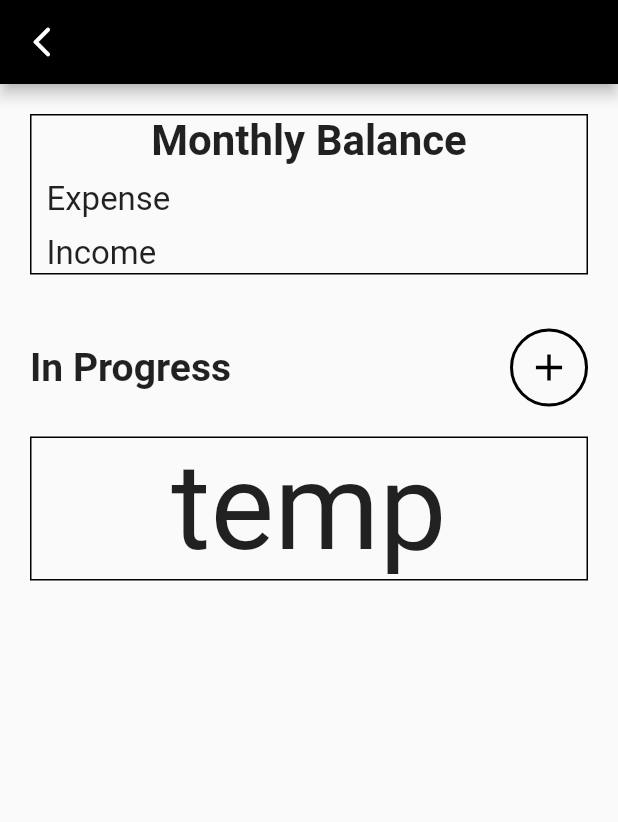
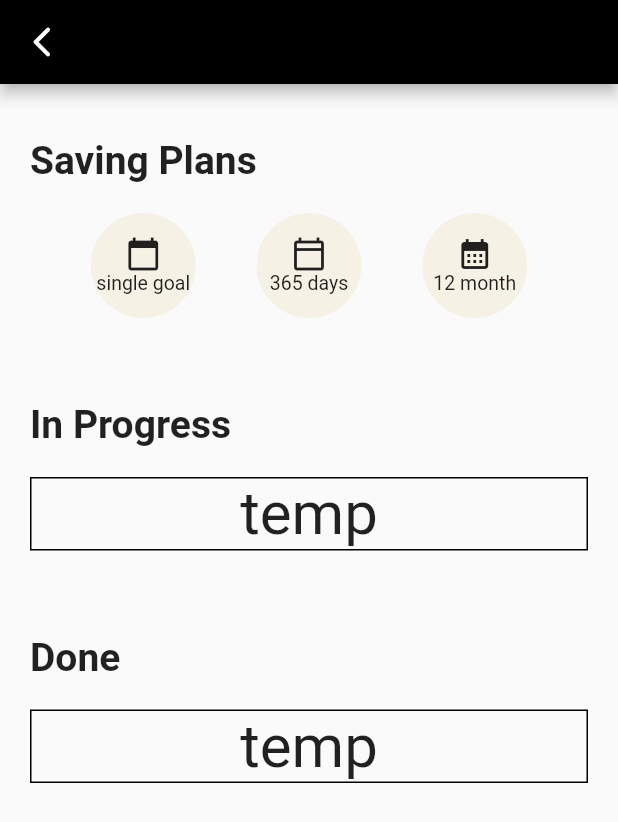
Before and after one commit to Zixuan01/CS184, a Flutter app: the screen it shows after launch, item 3 of the bottom bar chosen, on a phone screen of 412 x 824 dp. Shown: the top 822 px of the screen. Run offline on Flutter 3.47's test engine with Material 2 defaults, Android fonts, the phone set to English and light mode, and no system bars.

Commit message:
saved_page implementation

```diff
--- a/cs184/lib/save_page/save_page.dart
+++ b/cs184/lib/save_page/save_page.dart
@@ -24,7 +24,7 @@ class _SavePageState extends State<SavePage> {
     padding: const EdgeInsets.symmetric(horizontal: 20),
     child: Column(
       children: [
-        Padding(
+        /*Padding(
           padding: const EdgeInsets.only(top: 20.0),
           child: Container(
             decoration: BoxDecoration(
@@ -35,7 +35,7 @@ class _SavePageState extends State<SavePage> {
               child: Column(
                 children: [
                   const Text(
-                    "Monthly Balance",
+                    "Saving",
                     style: TextStyle(fontSize: 28, fontWeight: FontWeight.bold),
                   ),
                   Padding(
@@ -66,6 +66,106 @@ class _SavePageState extends State<SavePage> {
             ),
           ),
         ),
+        */
+        Padding(
+          padding: const EdgeInsets.only(top: 36.0),
+          child: Row(
+            children: [
+              const Text("Saving Plans",
+                  textAlign: TextAlign.right,
+                  style: TextStyle(fontSize: 26, fontWeight: FontWeight.bold)),
+              Expanded(
+                child: Container(),
+              ),
+              Container(
+                  /*decoration: BoxDecoration(
+                      border: Border.all(color: Colors.black, width: 2),
+                      borderRadius:
+                          const BorderRadius.all(Radius.circular(30))),*/
+                  )
+            ],
+          ),
+        ),
+        Padding(
+          padding: const EdgeInsets.symmetric(vertical: 20.0),
+          child: Container(
+            width: double.infinity,
+            /*decoration: BoxDecoration(
+              border: Border.all(width: 1.0, color: Color.fromARGB(0, 0, 0, 0)),
+            ),*/
+           child: Row(
+              mainAxisAlignment: MainAxisAlignment.spaceEvenly,
+            children: [
+              SizedBox.fromSize(
+                size: Size(70, 70),
+                child: ClipOval(
+                  child: Material(
+                    color: Color.fromARGB(114, 238, 230, 201),
+                    child: InkWell(
+                      splashColor: Colors.green,
+                      onTap: () {},
+                      child: Column(
+                        mainAxisAlignment: MainAxisAlignment.center,
+                        children: <Widget>[
+                          Icon(Icons.calendar_today), // <-- Icon
+                          Text("single goal", style: TextStyle(fontSize: 13)), // <-- Text
+                        ],
+                      ),
+                    ),
+                  ),
+                ),
+              ),
+            //   Expanded(
+            //     child: Container(),
+            //   ),
+              SizedBox.fromSize(
+                size: Size(70, 70),
+                child: ClipOval(
+                  child: Material(
+                    color: Color.fromARGB(114, 238, 230, 201),
+                    child: InkWell(
+                      splashColor: Colors.green,
+                      onTap: () {},
+                      child: Column(
+                        mainAxisAlignment: MainAxisAlignment.center,
+                        children: <Widget>[
+                          Icon(Icons.calendar_today_outlined), // <-- Icon
+                          Text("365 days",  style: TextStyle(fontSize: 13)), // <-- Text
+                        ],
+                      ),
+                    ),
+                  ),
+                ),
+              ),
+            //   Expanded(
+            //     child: Container(),
+            //   ),
+              SizedBox.fromSize(
+                size: Size(70, 70),
+                child: ClipOval(
+                  child: Material(
+                    color: Color.fromARGB(114, 238, 230, 201),
+                    child: InkWell(
+                      splashColor: Colors.green,
+                      onTap: () {},
+                      child: Column(
+                        mainAxisAlignment: MainAxisAlignment.center,
+                        children: <Widget>[
+                          Icon(Icons.calendar_month), // <-- Icon
+                          Text("12 month", style: TextStyle(fontSize: 13)), // <-- Text
+                        ],
+                      ),
+                    ),
+                  ),
+                ),
+              ),
+            //   Expanded(
+            //     child: Container(),
+            //   ),
+            ],
+          ),
+          ),
+        ),
         Padding(
           padding: const EdgeInsets.only(top: 36.0),
           child: Row(
@@ -76,19 +176,19 @@ class _SavePageState extends State<SavePage> {
               Expanded(
                 child: Container(),
               ),
-              Container(
+              /*Container(
                   decoration: BoxDecoration(
                       border: Border.all(color: Colors.black, width: 2),
                       borderRadius:
                           const BorderRadius.all(Radius.circular(30))),
-                  child: IconButton(
+                 child: IconButton(
                       alignment: Alignment.center,
                       onPressed: () {},
                       icon: const Icon(
                         Icons.add,
                         color: Colors.black,
                         size: 30,
-                      )))
+                      )))*/
             ],
           ),
         ),
@@ -105,7 +205,54 @@ class _SavePageState extends State<SavePage> {
                   Container(
                     child: const Text(
                       "temp",
-                      style: TextStyle(fontSize: 80),
+                      style: TextStyle(fontSize: 40),
+                    ),
+                  )
+                ],
+              ),
+            ),
+          ),
+        ),
+        Padding(
+          padding: const EdgeInsets.only(top: 36.0),
+          child: Row(
+            children: [
+              const Text("Done",
+                  textAlign: TextAlign.right,
+                  style: TextStyle(fontSize: 26, fontWeight: FontWeight.bold)),
+              Expanded(
+                child: Container(),
+              ),
+              /*Container(
+                  decoration: BoxDecoration(
+                      border: Border.all(color: Colors.black, width: 2),
+                      borderRadius:
+                          const BorderRadius.all(Radius.circular(30))),
+                  child: IconButton(
+                      alignment: Alignment.center,
+                      onPressed: () {},
+                      icon: const Icon(
+                        Icons.add,
+                        color: Colors.black,
+                        size: 30,
+                      )))*/
+            ],
+          ),
+        ),
+        Padding(
+          padding: const EdgeInsets.symmetric(vertical: 20.0),
+          child: Container(
+            width: double.infinity,
+            decoration: BoxDecoration(
+              border: Border.all(width: 1.0, color: Colors.black),
+            ),
+            child: SingleChildScrollView(
+              child: Column(
+                children: [
+                  Container(
+                    child: const Text(
+                      "temp",
+                      style: TextStyle(fontSize: 40),
                     ),
                   )
                 ],
```
